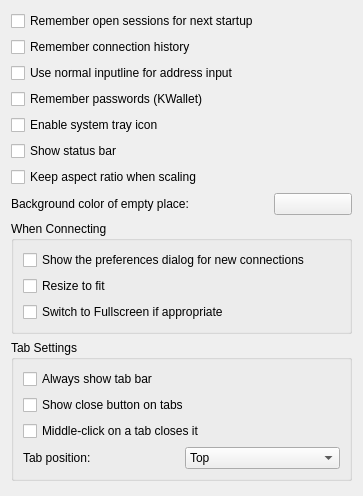
KDE/krdc, file config/general.ui: the form before one commit.
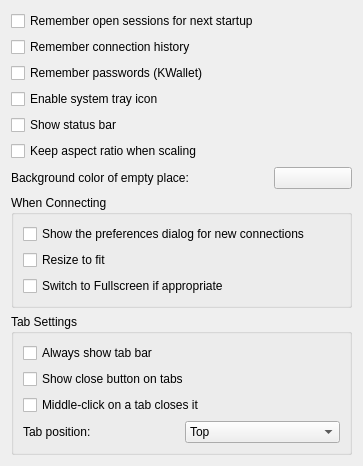
The form after the commit. Custom widgets are drawn as their Qt base class.

Commit message: Replace KUrlNavigator with a KComboBox and a KLineEdit.  This patch is intended to be backported to 4.5.

The edit to the form file:
```diff
--- a/config/general.ui
+++ b/config/general.ui
@@ -7,7 +7,7 @@
     <x>0</x>
     <y>0</y>
     <width>363</width>
-    <height>496</height>
+    <height>464</height>
    </rect>
   </property>
   <layout class="QVBoxLayout" name="verticalLayout_2">
@@ -25,13 +25,6 @@
      </property>
     </widget>
    </item>
-   <item>
-    <widget class="QCheckBox" name="kcfg_NormalUrlInputLine">
-     <property name="text">
-      <string>Use normal inputline for address input</string>
-     </property>
-    </widget>
-   </item>
    <item>
     <widget class="QCheckBox" name="kcfg_WalletSupport">
      <property name="text">
```
The commit also changes 2 other files.
